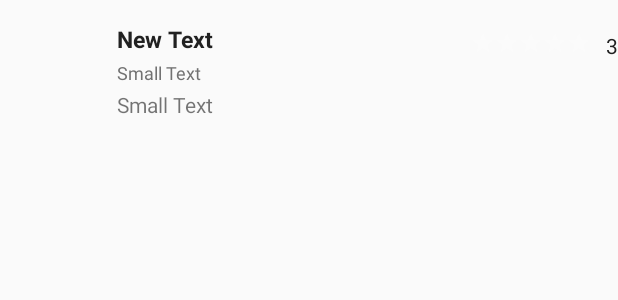
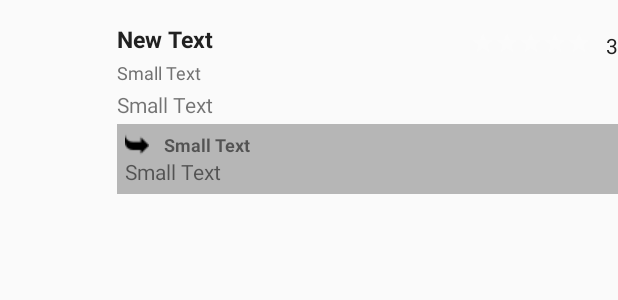
Before and after one commit to FihlaTV/PetSitter2, an Android app: the layout rate_row.xml on its own in the app's theme, with its tools: preview values and no code run, on a phone screen of 412 x 824 dp. Shown: the top 300 px of the screen. Run offline under Robolectric (Android 15) with nearby library versions, the light colour scheme and no system bars.

Commit message:
Finished reply.

```diff
--- a/app/src/main/java/com/zekisanmobile/petsitter2/PetSitterApp.java
+++ b/app/src/main/java/com/zekisanmobile/petsitter2/PetSitterApp.java
@@ -26,7 +26,7 @@ public class PetSitterApp extends Application {
                 .build();
         Realm.setDefaultConfiguration(config);
 
-        Realm.deleteRealm(config);
+        //Realm.deleteRealm(config);
 
         appComponent = DaggerAppComponent.builder()
                 .applicationModule(new ApplicationModule(this))
--- a/app/src/main/java/com/zekisanmobile/petsitter2/api/ApiService.java
+++ b/app/src/main/java/com/zekisanmobile/petsitter2/api/ApiService.java
@@ -5,6 +5,7 @@ import com.zekisanmobile.petsitter2.api.body.JobRequestBody;
 import com.zekisanmobile.petsitter2.api.body.JobStatusBody;
 import com.zekisanmobile.petsitter2.api.body.LoginBody;
 import com.zekisanmobile.petsitter2.api.body.RateJobBody;
+import com.zekisanmobile.petsitter2.api.body.ReplyRateBody;
 import com.zekisanmobile.petsitter2.api.body.SearchSittersBody;
 import com.zekisanmobile.petsitter2.vo.Job;
 import com.zekisanmobile.petsitter2.vo.Owner;
@@ -53,4 +54,7 @@ public interface ApiService {
 
     @POST("pet_owners/{owner}/rate_contact")
     Call<Void> ratejob(@Path("owner") long owner_id, @Body RateJobBody body);
+
+    @POST("rates/reply_rate")
+    Call<Void> replyRate(@Body ReplyRateBody body);
 }
--- a/app/src/main/java/com/zekisanmobile/petsitter2/di/component/AppComponent.java
+++ b/app/src/main/java/com/zekisanmobile/petsitter2/di/component/AppComponent.java
@@ -7,12 +7,14 @@ import com.zekisanmobile.petsitter2.di.module.ApplicationModule;
 import com.zekisanmobile.petsitter2.di.module.NetModule;
 import com.zekisanmobile.petsitter2.job.job.FetchOwnerJobsJob;
 import com.zekisanmobile.petsitter2.job.job.FetchSitterJobsJob;
+import com.zekisanmobile.petsitter2.job.job.ReplyRateJob;
 import com.zekisanmobile.petsitter2.job.job.SendJobRateJob;
 import com.zekisanmobile.petsitter2.job.job.SendJobRequestJob;
 import com.zekisanmobile.petsitter2.job.job.SendJobStatusJob;
 import com.zekisanmobile.petsitter2.view.owner.NewJobRequestActivity;
 import com.zekisanmobile.petsitter2.view.owner.OwnerHomeActivity;
 import com.zekisanmobile.petsitter2.view.owner.RateJobActivity;
+import com.zekisanmobile.petsitter2.view.sitter.ReplyRateActivity;
 import com.zekisanmobile.petsitter2.view.sitter.SitterJobDetailsActivity;
 import com.zekisanmobile.petsitter2.view.sitter.SitterHomeActivity;
 
@@ -33,10 +35,12 @@ public interface AppComponent {
     void inject(FetchSitterJobsJob fetchSitterJobsJob);
     void inject(SendJobStatusJob sendJobStatusJob);
     void inject(SendJobRateJob sendJobRateJob);
+    void inject(ReplyRateJob replyRateJob);
 
     void inject(NewJobRequestActivity newJobRequestActivity);
     void inject(SitterHomeActivity sitterHomeActivity);
     void inject(SitterJobDetailsActivity sitterJobDetailsActivity);
     void inject(OwnerHomeActivity ownerHomeActivity);
     void inject(RateJobActivity rateJobActivity);
+    void inject(ReplyRateActivity replyRateActivity);
 }
--- a/app/src/main/java/com/zekisanmobile/petsitter2/model/JobModel.java
+++ b/app/src/main/java/com/zekisanmobile/petsitter2/model/JobModel.java
@@ -40,8 +40,14 @@ public class JobModel {
     private Job createOrFind(Job jobToFind) {
         Job job = find(jobToFind.getId());
         if (job != null) {
+            Rate rate = null;
+            if (jobToFind.getRate() != null ){
+                rate = rateModel.save(jobToFind.getRate());
+            }
+
             realm.beginTransaction();
             job.setStatus(jobToFind.getStatus());
+            if (jobToFind.getRate() != null ) { job.setRate(rate); }
             realm.commitTransaction();
             return job;
         } else {
--- a/app/src/main/res/layout/rate_row.xml
+++ b/app/src/main/res/layout/rate_row.xml
@@ -1,87 +1,132 @@
 <?xml version="1.0" encoding="utf-8"?>
-<RelativeLayout
-    xmlns:android="http://schemas.android.com/apk/res/android"
+<RelativeLayout xmlns:android="http://schemas.android.com/apk/res/android"
     android:layout_width="match_parent"
     android:layout_height="wrap_content"
     android:background="?attr/selectableItemBackground">
 
     <ImageView
+        android:id="@+id/iv_photo"
         android:layout_width="50dp"
         android:layout_height="50dp"
-        android:id="@+id/iv_photo"
-        android:layout_alignParentTop="true"
         android:layout_alignParentLeft="true"
         android:layout_alignParentStart="true"
-        android:layout_marginTop="15dp"
-        android:layout_marginBottom="15dp"/>
+        android:layout_alignParentTop="true"
+        android:layout_marginBottom="15dp"
+        android:layout_marginTop="15dp" />
 
     <TextView
+        android:id="@+id/tv_owner"
         android:layout_width="wrap_content"
         android:layout_height="wrap_content"
-        android:text="New Text"
-        android:id="@+id/tv_owner"
         android:layout_alignTop="@+id/iv_photo"
-        android:layout_toRightOf="@+id/iv_photo"
-        android:layout_toEndOf="@+id/iv_photo"
         android:layout_marginLeft="28dp"
         android:layout_marginStart="28dp"
+        android:layout_toEndOf="@+id/iv_photo"
+        android:layout_toRightOf="@+id/iv_photo"
+        android:text="New Text"
         android:textColor="@color/colorPrimaryText"
         android:textSize="15sp"
         android:textStyle="bold" />
 
     <TextView
+        android:id="@+id/tv_created_at"
         android:layout_width="wrap_content"
         android:layout_height="wrap_content"
-        android:textAppearance="?android:attr/textAppearanceSmall"
-        android:text="Small Text"
-        android:id="@+id/tv_created_at"
+        android:layout_alignLeft="@+id/tv_owner"
+        android:layout_alignStart="@+id/tv_owner"
+        android:layout_below="@+id/tv_owner"
+        android:layout_marginTop="3dp"
         android:ellipsize="end"
         android:singleLine="true"
+        android:text="Small Text"
+        android:textAppearance="?android:attr/textAppearanceSmall"
         android:textColor="@color/colorSecondaryText"
-        android:layout_below="@+id/tv_owner"
-        android:layout_alignLeft="@+id/tv_owner"
-        android:layout_alignStart="@+id/tv_owner"
-        android:textSize="12sp"
-        android:layout_marginTop="3dp" />
+        android:textSize="12sp" />
 
     <RatingBar
+        android:id="@+id/rating_bar"
+        style="?android:attr/ratingBarStyleSmall"
         android:layout_width="wrap_content"
         android:layout_height="wrap_content"
-        android:id="@+id/rating_bar"
+        android:layout_alignBottom="@+id/tv_owner"
         android:layout_gravity="center"
+        android:layout_marginEnd="10dp"
+        android:layout_marginRight="10dp"
+        android:layout_toLeftOf="@+id/tv_stars_qtd"
+        android:layout_toStartOf="@+id/tv_stars_qtd"
+        android:isIndicator="true"
         android:numStars="5"
+        android:progressBackgroundTint="@color/white"
         android:progressTint="@color/orange"
-        android:progressBackgroundTint="@color/white"
-        android:secondaryProgressTint="@color/orange"
-        style="?android:attr/ratingBarStyleSmall"
-        android:isIndicator="true"
-        android:layout_marginRight="10dp"
-        android:layout_marginEnd="10dp"
-        android:layout_alignBottom="@+id/tv_owner"
-        android:layout_toLeftOf="@+id/tv_stars_qtd"
-        android:layout_toStartOf="@+id/tv_stars_qtd" />
+        android:secondaryProgressTint="@color/orange" />
 
     <TextView
+        android:id="@+id/tv_stars_qtd"
         android:layout_width="wrap_content"
         android:layout_height="wrap_content"
+        android:layout_alignParentEnd="true"
+        android:layout_alignParentRight="true"
+        android:layout_alignTop="@+id/rating_bar"
+        android:text="3"
         android:textAppearance="?android:attr/textAppearanceSmall"
-        android:text="3"
-        android:id="@+id/tv_stars_qtd"
-        android:textColor="@color/colorPrimaryText"
-        android:layout_alignTop="@+id/rating_bar"
-        android:layout_alignParentRight="true"
-        android:layout_alignParentEnd="true" />
+        android:textColor="@color/colorPrimaryText" />
 
     <TextView
+        android:id="@+id/tv_owner_comment"
         android:layout_width="wrap_content"
         android:layout_height="wrap_content"
-        android:textAppearance="?android:attr/textAppearanceSmall"
-        android:text="Small Text"
-        android:id="@+id/tv_owner_comment"
-        android:layout_below="@+id/tv_created_at"
         android:layout_alignLeft="@+id/tv_created_at"
         android:layout_alignStart="@+id/tv_created_at"
+        android:layout_below="@+id/tv_created_at"
+        android:layout_marginBottom="3dp"
         android:layout_marginTop="3dp"
-        android:layout_marginBottom="3dp" />
+        android:text="Small Text"
+        android:textAppearance="?android:attr/textAppearanceSmall" />
+
+    <GridLayout
+        android:id="@+id/gl_sitter_comment"
+        android:layout_width="match_parent"
+        android:layout_height="wrap_content"
+        android:layout_alignLeft="@+id/tv_owner_comment"
+        android:layout_alignStart="@+id/tv_owner_comment"
+        android:layout_below="@+id/tv_owner_comment"
+        android:background="@color/divider"
+        android:columnCount="2"
+        android:orientation="horizontal"
+        android:rowCount="2"
+        android:padding="5dp"
+        android:layout_marginBottom="10dp">
+
+        <ImageView
+            android:id="@+id/imageView10"
+            android:layout_width="wrap_content"
+            android:layout_height="wrap_content"
+            android:layout_column="0"
+            android:layout_row="0"
+            android:src="@drawable/reply" />
+
+        <TextView
+            android:id="@+id/tv_reply_created_at"
+            android:layout_width="wrap_content"
+            android:layout_height="wrap_content"
+            android:layout_column="1"
+            android:layout_marginLeft="10dp"
+            android:layout_row="0"
+            android:text="Small Text"
+            android:textAppearance="?android:attr/textAppearanceSmall"
+            android:textSize="12sp"
+            android:textStyle="bold"/>
+
+        <TextView
+            android:id="@+id/tv_sitter_comment"
+            android:layout_width="wrap_content"
+            android:layout_height="wrap_content"
+            android:text="Small Text"
+            android:textAppearance="?android:attr/textAppearanceSmall"
+            android:layout_columnSpan="2"
+            android:layout_row="1"/>
+
+        />
+    </GridLayout>
 
 </RelativeLayout>
```
Also changed, not shown: app/src/main/java/com/zekisanmobile/petsitter2/adapter/OwnerRateListAdapter.java (+17 -0 lines), app/src/main/java/com/zekisanmobile/petsitter2/adapter/SitterRateListAdapter.java (+17 -0 lines), app/src/main/java/com/zekisanmobile/petsitter2/api/body/ReplyRateBody.java (added, +24 -0 lines), app/src/main/java/com/zekisanmobile/petsitter2/job/job/ReplyRateJob.java (added, +66 -0 lines), app/src/main/java/com/zekisanmobile/petsitter2/model/RateModel.java (+7 -0 lines), app/src/main/java/com/zekisanmobile/petsitter2/view/sitter/ReplyRateActivity.java (+45 -0 lines), app/src/main/res/menu/menu_reply_job.xml (added, +9 -0 lines), app/src/main/res/drawable/reply.png (added).
